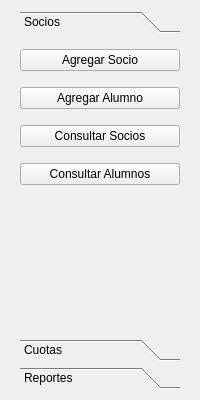
The window that ui/main_window_base.ui (acostamatt/cooperadora_qt) describes before a commit, drawn with Qt 5.
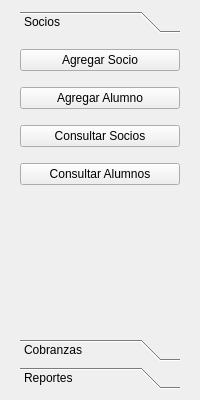
The same window after the commit.

Commit message: Agrego abm de cobranza y listado.

What changed in the file:
```diff
--- a/ui/main_window_base.ui
+++ b/ui/main_window_base.ui
@@ -129,7 +129,7 @@
          </rect>
         </property>
         <attribute name="label">
-         <string>Cuotas</string>
+         <string>Cobranzas</string>
         </attribute>
         <widget class="QWidget" name="verticalLayoutWidget_4">
          <property name="geometry">
```
Left out of the diff: 2 changed lines with no effect on the pictures. The commit also changes 335 other files.
